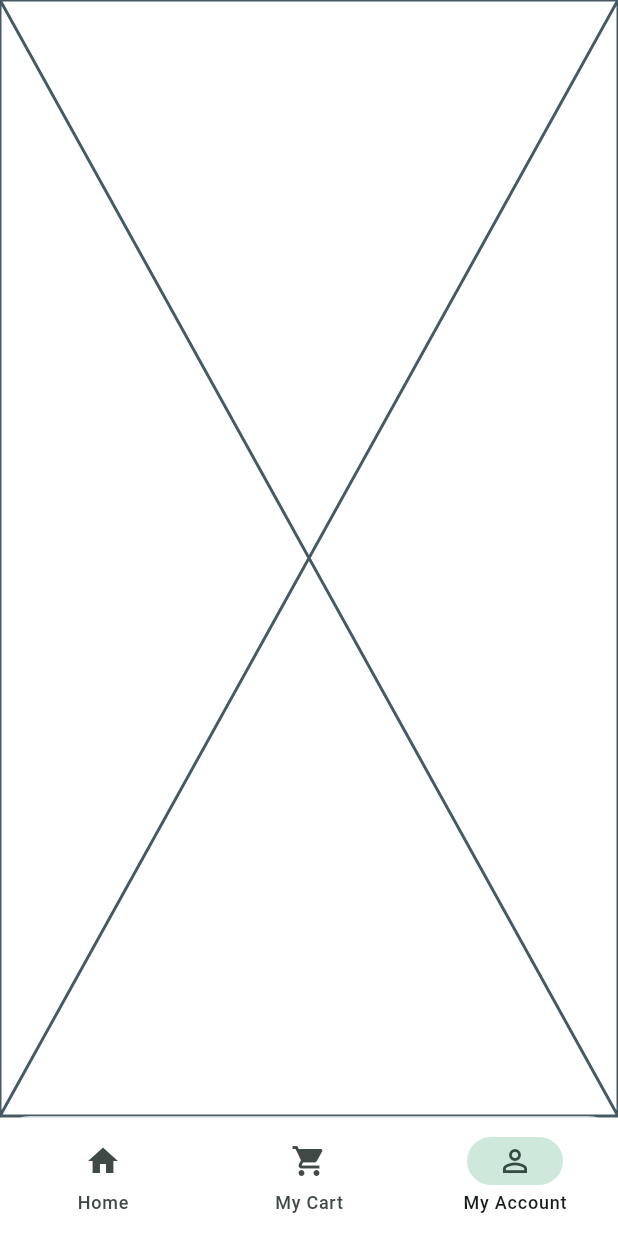
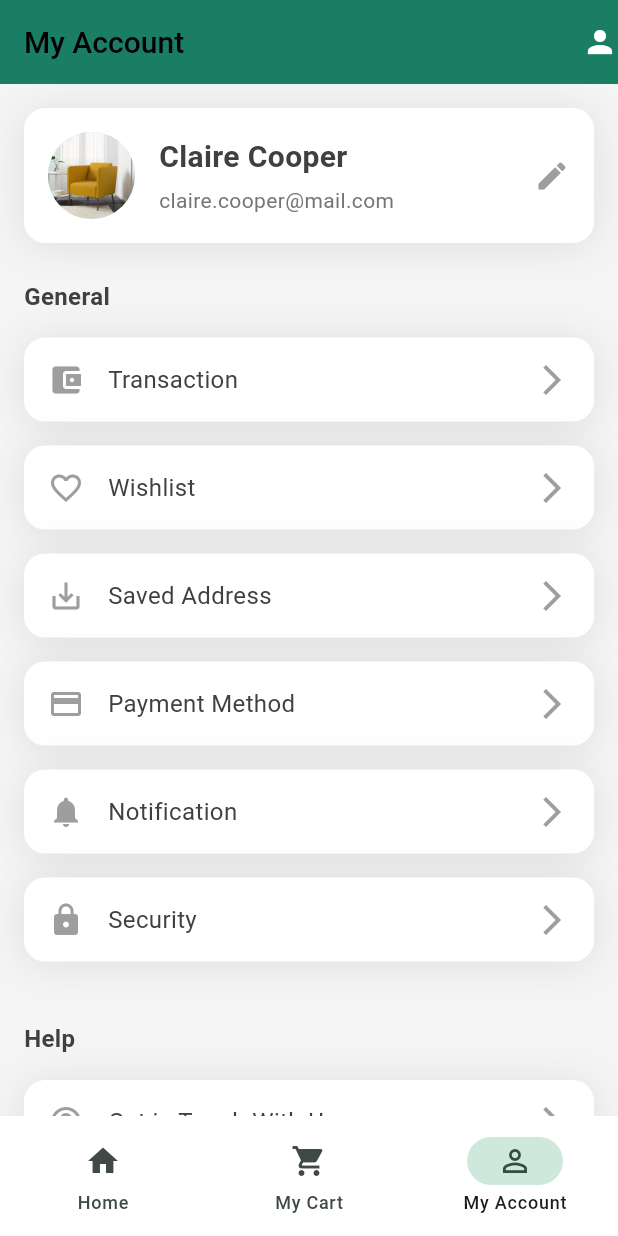
Before and after one commit to Hasib2k21/Home_Haven, a Flutter app: the screen it shows after launch, item 3 of the bottom bar chosen, on a phone screen of 412 x 824 dp. Run offline on Flutter 3.47's test engine with Material 3 defaults, Android fonts, the phone set to English and light mode, and no system bars; our stand-ins replace carousel_slider, flutter_svg, gap, get.

Commit message:
Update Account Screen

```diff
--- a/lib/presentation/ui/screens/account/my_account_screen.dart
+++ b/lib/presentation/ui/screens/account/my_account_screen.dart
@@ -1,15 +1,165 @@
 import 'package:flutter/material.dart';
 
-class MyAccountScreen extends StatefulWidget {
-  const MyAccountScreen({super.key});
-
-  @override
-  State<MyAccountScreen> createState() => _MyAccountScreenState();
-}
-
-class _MyAccountScreenState extends State<MyAccountScreen> {
+class MyAccountScreen extends StatelessWidget {
   @override
   Widget build(BuildContext context) {
-    return const Placeholder();
+    return Scaffold(
+      backgroundColor: const Color(0xFFF5F5F5),
+      appBar: AppBar(
+        title: const Text('My Account'),
+        backgroundColor: const Color(0xFF1A7E64),
+        actions: [
+          Icon(Icons.person, color: Colors.white),
+        ],
+      ),
+      body: SingleChildScrollView(
+        child: Column(
+          children: [
+            _buildContent(),
+            _buildFooter(),
+          ],
+        ),
+      ),
+    );
+  }
+
+  Widget _buildContent() {
+    return Padding(
+      padding: const EdgeInsets.all(16.0),
+      child: Column(
+        crossAxisAlignment: CrossAxisAlignment.start,
+        children: [
+          _userInfo(),
+          const SizedBox(height: 24),
+          _sectionTitle('General'),
+          _menuItem('Transaction', Icons.account_balance_wallet),
+          _menuItem('Wishlist', Icons.favorite_border),
+          _menuItem('Saved Address', Icons.save_alt),
+          _menuItem('Payment Method', Icons.payment),
+          _menuItem('Notification', Icons.notifications),
+          _menuItem('Security', Icons.lock),
+          const SizedBox(height: 24),
+          _sectionTitle('Help'),
+          _menuItem('Get in Touch With Us', Icons.help_outline),
+          const SizedBox(height: 24),
+          Center(child: Text('App version: 1.0', style: _footerTextStyle())),
+        ],
+      ),
+    );
+  }
+
+  Widget _userInfo() {
+    return Container(
+      padding: const EdgeInsets.all(16),
+      decoration: _boxDecoration(),
+      child: Row(
+        children: [
+          CircleAvatar(
+            radius: 29,
+            backgroundImage: AssetImage("assets/images/img_12.png"),
+          ),
+          const SizedBox(width: 16),
+          Column(
+            crossAxisAlignment: CrossAxisAlignment.start,
+            children: [
+              Text('Claire Cooper', style: _titleTextStyle()),
+              const SizedBox(height: 4),
+              Text('claire.cooper@mail.com', style: _subTitleTextStyle()),
+            ],
+          ),
+          const Spacer(),
+          Icon(Icons.edit, color: Colors.grey, size: 24),
+        ],
+      ),
+    );
+  }
+
+  Widget _menuItem(String title, IconData icon) {
+    return Container(
+      padding: const EdgeInsets.all(16),
+      margin: const EdgeInsets.only(bottom: 16),
+      decoration: _boxDecoration(),
+      child: Row(
+        children: [
+          Icon(icon, color: Colors.grey, size: 24),
+          const SizedBox(width: 16),
+          Expanded(child: Text(title, style: _menuItemTextStyle())),
+          Icon(Icons.arrow_forward_ios, color: Colors.grey, size: 24),
+        ],
+      ),
+    );
+  }
+
+  Widget _buildFooter() {
+    return Container(
+      height: 34,
+      child: Center(
+        child: Container(
+          width: 134,
+          height: 5,
+          decoration: BoxDecoration(
+            color: Colors.black,
+            borderRadius: BorderRadius.circular(100),
+          ),
+        ),
+      ),
+    );
+  }
+
+  BoxDecoration _boxDecoration() {
+    return BoxDecoration(
+      color: Colors.white,
+      borderRadius: BorderRadius.circular(14),
+      boxShadow: [
+        BoxShadow(
+          color: Color(0x19000000),
+          blurRadius: 24,
+          offset: Offset(0, 2),
+        )
+      ],
+    );
+  }
+
+  TextStyle _titleTextStyle() {
+    return TextStyle(
+      color: Color(0xFF404040),
+      fontSize: 20,
+      fontWeight: FontWeight.w700,
+    );
+  }
+
+  TextStyle _subTitleTextStyle() {
+    return TextStyle(
+      color: Color(0xFF757575),
+      fontSize: 14,
+    );
+  }
+
+  TextStyle _menuItemTextStyle() {
+    return TextStyle(
+      color: Color(0xFF404040),
+      fontSize: 16,
+    );
+  }
+
+  TextStyle _footerTextStyle() {
+    return TextStyle(
+      color: Color(0xFF9E9E9E),
+      fontSize: 12,
+    );
+  }
+
+  Widget _sectionTitle(String title) {
+    return Padding(
+      padding: const EdgeInsets.only(bottom: 16),
+      child: Text(
+        title,
+        style: TextStyle(
+          color: Color(0xFF404040),
+          fontSize: 16,
+          fontWeight: FontWeight.w700,
+        ),
+      ),
+    );
   }
 }
--- a/lib/presentation/ui/screens/bottom_nav_screen.dart
+++ b/lib/presentation/ui/screens/bottom_nav_screen.dart
@@ -19,7 +19,7 @@ class _BottomNavScreenState extends State<BottomNavScreen> {
   final List<Widget> _screen = [
     const HomeScreen(),
     const MyCartScreen(cartItems: []),
-    const MyAccountScreen(),
+    MyAccountScreen(),
   ];
 
 
```
